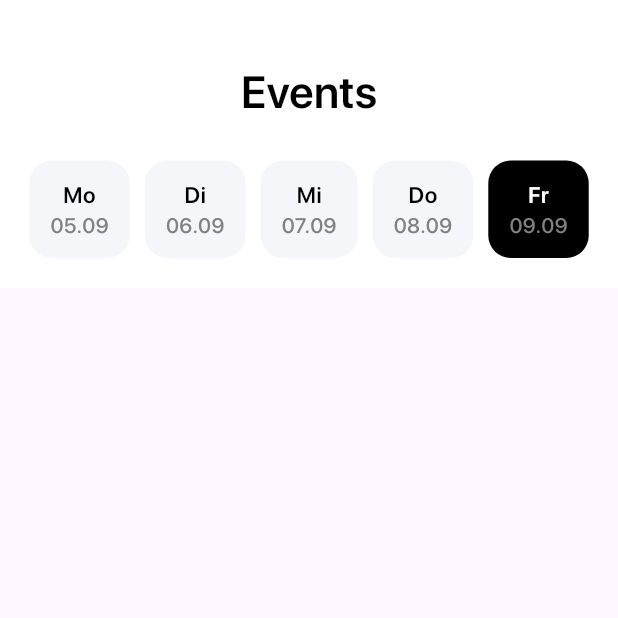
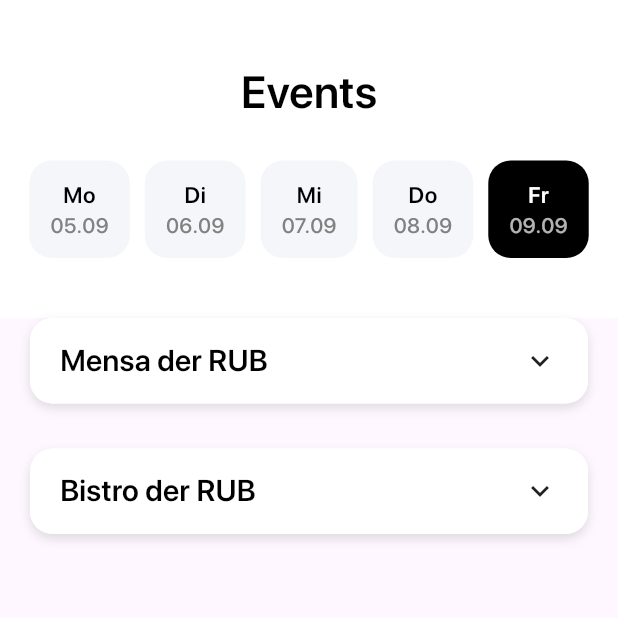
Before and after one commit to astarub/campus_app, a Flutter app: the MensaPage screen opened directly with empty values, on a phone screen of 412 x 824 dp, the top half of it. Run offline on Flutter 3.47's test engine with Material 2 defaults, Android fonts, the phone set to English and light mode, and no system bars; our stand-ins replace cached_network_image, cookie_jar, dartz, dio, dio_cookie_manager, flutter_html and 4 more; missing offline and left inert: flutter_displaymode, snapping_sheet; accounts and stored records are empty; generated files the repository leaves out were written again; project files that could hold a hidden picture were left out.

Commit message:
Expandable restaurant with meals
This commit adds possibility to expand and collapse the different restaurants and show their corresponding meals inside the proper category.

```diff
--- a/lib/core/themes.dart
+++ b/lib/core/themes.dart
@@ -38,6 +38,12 @@ class ThemesNotifier with ChangeNotifier {
           color: Colors.black,
           fontSize: 14,
           fontWeight: FontWeight.w500,
+        ),
+        // Mensa Card
+        labelLarge: TextStyle(
+          color: Colors.black,
+          fontSize: 20,
+          fontWeight: FontWeight.w600,
         ),
         // Button
         labelMedium: TextStyle(
--- a/lib/pages/mensa/mensa_page.dart
+++ b/lib/pages/mensa/mensa_page.dart
@@ -4,6 +4,8 @@ import 'package:provider/provider.dart';
 import 'package:campus_app/core/themes.dart';
 import 'package:campus_app/pages/home/widgets/page_navigation_animation.dart';
 import 'package:campus_app/pages/mensa/widgets/day_selection.dart';
+import 'package:campus_app/pages/mensa/widgets/expandable_restaurant.dart';
+import 'package:campus_app/pages/mensa/widgets/meal_category.dart';
 
 class MensaPage extends StatefulWidget {
   final GlobalKey<AnimatedEntryState> pageEntryAnimationKey;
@@ -33,7 +35,7 @@ class _MensaPageState extends State<MensaPage> {
               children: [
                 // Header
                 Container(
-                  padding: const EdgeInsets.only(top: 40, bottom: 20),
+                  padding: const EdgeInsets.only(top: 40, bottom: 40),
                   color: Colors.white,
                   child: Column(
                     children: [
@@ -51,7 +53,33 @@ class _MensaPageState extends State<MensaPage> {
                   ),
                 ),
                 // Place expandables
-                //ListView(),
+                Expanded(
+                  child: ListView(
+                    padding: const EdgeInsets.symmetric(horizontal: 20),
+                    physics: const BouncingScrollPhysics(),
+                    children: const [
+                      ExpandableRestaurant(
+                        name: 'Mensa der RUB',
+                        meals: [
+                          MealCategory(
+                            categoryName: 'Komponentenessen',
+                            meals: [
+                              MealItem(name: 'Paniertes Kabeljaufilet mit Dillrahmsauce', price: 2.5),
+                              MealItem(name: 'Paniertes Kabeljaufilet mit Dillrahmsauce', price: 2.5),
+                            ],
+                          ),
+                          MealCategory(
+                            categoryName: 'Döner',
+                            meals: [
+                              MealItem(name: 'Halal Hähnchendöner mit Pommes oder Reis und Salat', price: 3.9),
+                            ],
+                          ),
+                        ],
+                      ),
+                      ExpandableRestaurant(name: 'Bistro der RUB', meals: []),
+                    ],
+                  ),
+                ),
               ],
             ),
           ),
--- a/lib/pages/mensa/widgets/day_selection.dart
+++ b/lib/pages/mensa/widgets/day_selection.dart
@@ -148,7 +148,14 @@ class MensaDaySelectionItem extends StatelessWidget {
                               color: Colors.black,
                             ),
                   ),
-                  Text(date),
+                  Text(
+                    date,
+                    style: isActive
+                        ? Provider.of<ThemesNotifier>(context).currentThemeData.textTheme.bodyMedium!.copyWith(
+                              color: Colors.white70,
+                            )
+                        : Provider.of<ThemesNotifier>(context).currentThemeData.textTheme.bodyMedium,
+                  ),
                 ],
               ),
             ),
--- /dev/null
+++ b/lib/pages/mensa/widgets/expandable_restaurant.dart
@@ -0,0 +1,81 @@
+import 'package:flutter/material.dart';
+import 'package:provider/provider.dart';
+
+import 'package:campus_app/core/themes.dart';
+import 'package:campus_app/utils/widgets/animated_expandable.dart';
+import 'package:campus_app/pages/mensa/widgets/meal_category.dart';
+
+/// This widget displays one restaurant and its meals, which can be
+/// expanded and collapsed
+class ExpandableRestaurant extends StatefulWidget {
+  /// The name of the restaurant
+  final String name;
+
+  /// The list of meal categories with their corresponding meals
+  final List<MealCategory> meals;
+
+  const ExpandableRestaurant({
+    Key? key,
+    required this.name,
+    required this.meals,
+  }) : super(key: key);
+
+  @override
+  State<ExpandableRestaurant> createState() => _ExpandableRestaurantState();
+}
+
+class _ExpandableRestaurantState extends State<ExpandableRestaurant> {
+  /// Key to acess the state of the AnimatedExpandable() for showing & hiding the meals
+  final GlobalKey<AnimatedExpandableState> restaurantExpandableKey = GlobalKey();
+
+  bool _isExpanded = false;
+
+  @override
+  Widget build(BuildContext context) {
+    return Container(
+      margin: const EdgeInsets.only(bottom: 30),
+      decoration: BoxDecoration(
+        color: Colors.white,
+        borderRadius: BorderRadius.circular(15),
+        boxShadow: const [BoxShadow(color: Colors.black12, blurRadius: 5, offset: Offset(0, 3))],
+      ),
+      child: Column(
+        crossAxisAlignment: CrossAxisAlignment.start,
+        children: [
+          // Restaurant header
+          Material(
+            color: Colors.white,
+            borderRadius: BorderRadius.circular(15),
+            child: InkWell(
+              borderRadius: BorderRadius.circular(15),
+              highlightColor: const Color.fromRGBO(0, 0, 0, 0.03),
+              splashColor: const Color.fromRGBO(0, 0, 0, 0.04),
+              onTap: () {
+                setState(() => _isExpanded = !_isExpanded);
+                restaurantExpandableKey.currentState!.toggleExpand();
+              },
+              child: Padding(
+                padding: const EdgeInsets.symmetric(horizontal: 20, vertical: 14),
+                child: Row(
+                  mainAxisAlignment: MainAxisAlignment.spaceBetween,
+                  children: [
+                    Text(
+                      widget.name,
+                      style: Provider.of<ThemesNotifier>(context).currentThemeData.textTheme.labelLarge,
+                    ),
+                    Icon(_isExpanded ? Icons.keyboard_arrow_up : Icons.keyboard_arrow_down),
+                  ],
+                ),
+              ),
+            ),
+          ),
+          // Items
+          AnimatedExpandable(
+            key: restaurantExpandableKey,
+            children: widget.meals,
+          ),
+        ],
+      ),
+    );
+  }
+}
```
Also changed, not shown: lib/pages/mensa/widgets/meal_category.dart (added, +80 -0 lines), lib/utils/widgets/animated_expandable.dart (added, +97 -0 lines).
